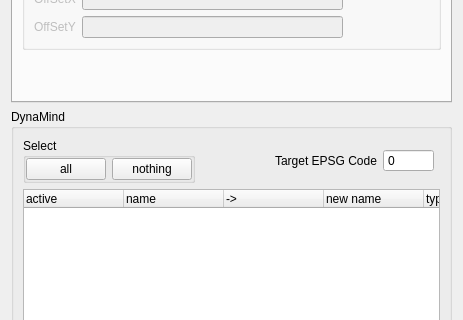
iut-ibk/DynaMind-ToolBox, file src/DynaMind-BasicModules/guiexport.ui: the form before one commit; both pictures show x 0 to 463 and y 115 to 435 of the 463 by 721 pixel window.
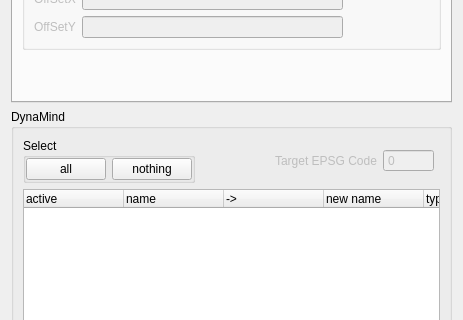
The form after the commit.

Commit message: export: deactivated global epsg field

Patch:
```diff
--- a/src/DynaMind-BasicModules/guiexport.ui
+++ b/src/DynaMind-BasicModules/guiexport.ui
@@ -232,6 +232,9 @@
         </item>
         <item>
          <widget class="QLabel" name="label_7">
+          <property name="enabled">
+           <bool>false</bool>
+          </property>
           <property name="text">
            <string>Target EPSG Code</string>
           </property>
@@ -239,6 +242,9 @@
         </item>
         <item>
          <widget class="QSpinBox" name="epsgCode">
+          <property name="enabled">
+           <bool>false</bool>
+          </property>
           <property name="frame">
            <bool>true</bool>
           </property>
```
